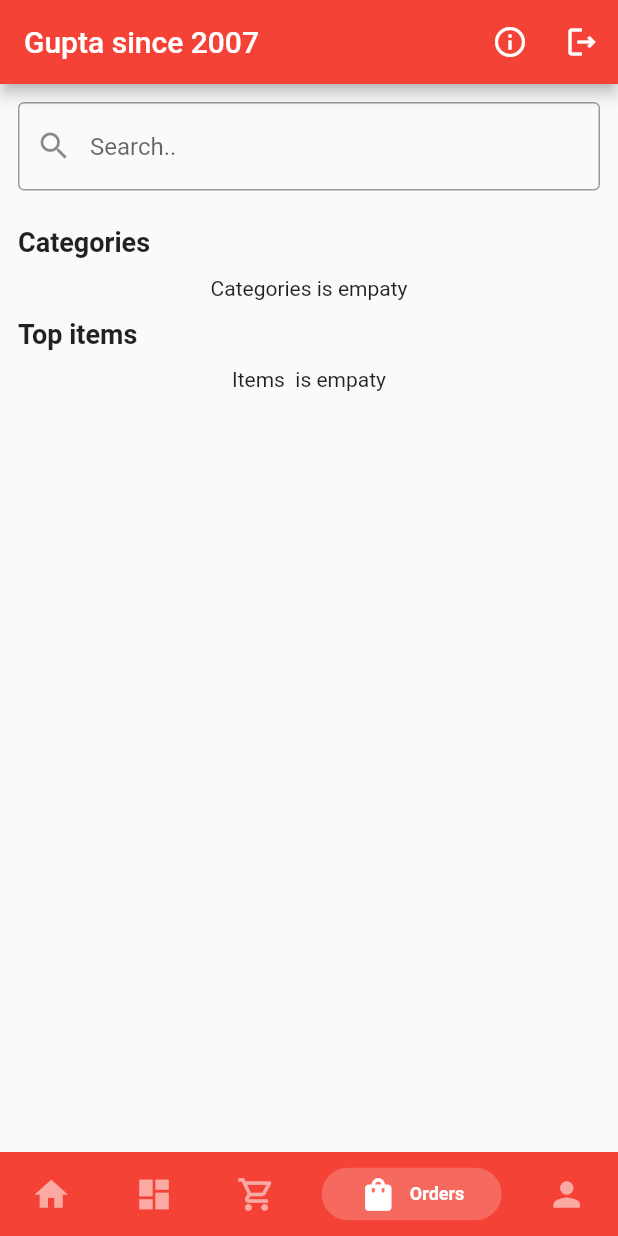
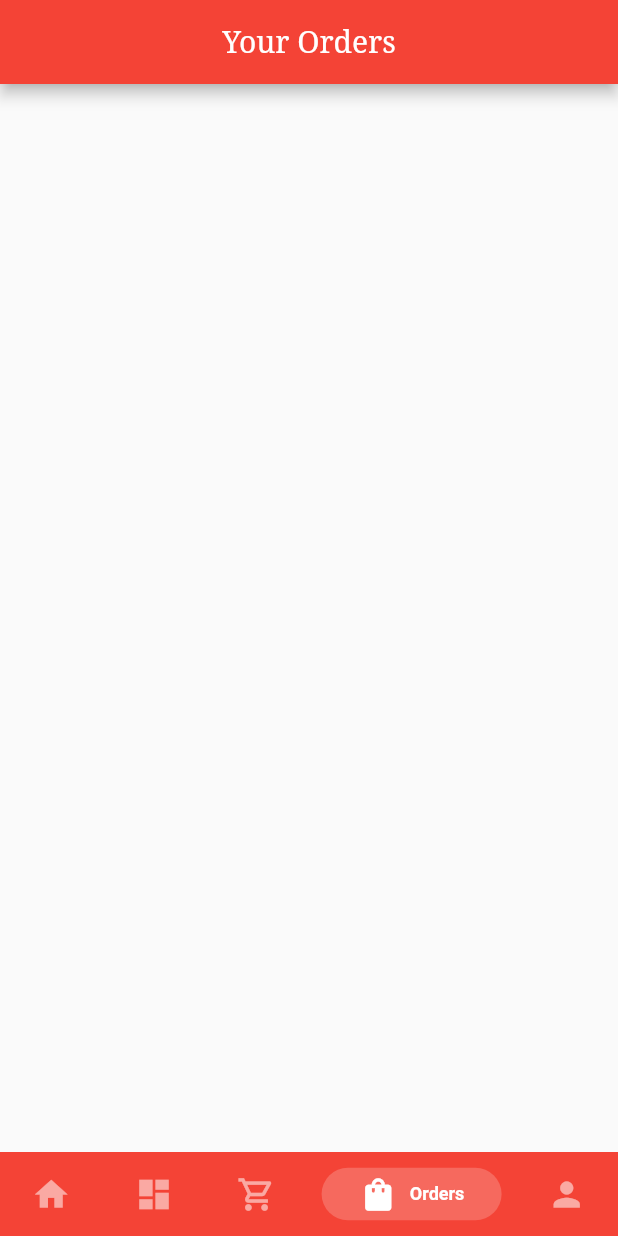
Before and after one commit to Guptashubham789/Flutter-Food-App, a Flutter app: the CustomBottomBar screen opened directly, item 4 of the bottom bar chosen, on a phone screen of 412 x 824 dp. Run offline on Flutter 3.47's test engine with Material 2 defaults, Android fonts, the phone set to English and light mode, and no system bars; drawn by our look-alikes of persistent_bottom_nav_bar; our stand-ins replace cloud_firestore, firebase_auth, firebase_core, firebase_storage, fluttertoast, image_picker; accounts and stored records are empty; network calls fail.

Commit message:
first commit

```diff
--- a/lib/user/custom_bottom_bar/custom_bottom_bar.dart
+++ b/lib/user/custom_bottom_bar/custom_bottom_bar.dart
@@ -6,6 +6,7 @@ import 'package:ssg_demo1/user/cart_screen/cart_screen.dart';
 import 'package:ssg_demo1/user/favorite_screen/favorite_screen.dart';
 import 'package:ssg_demo1/user/home_screen.dart';
 import 'package:flutter/material.dart';
+import 'package:ssg_demo1/user/order_screen/order_screen.dart';
 
 class CustomBottomBar extends StatefulWidget {
   const CustomBottomBar({final Key? key,})
@@ -26,7 +27,7 @@ class _CustomBottomBarState extends State<CustomBottomBar> {
     const HomeScreen(),
     const CategoryScreen(),
     const CartScreen(),
-    const HomeScreen(),
+    const OrderScreen(),
     const ProfileScreen(),
 
 
--- a/lib/user/edit_profile/edit_profile_screen.dart
+++ b/lib/user/edit_profile/edit_profile_screen.dart
@@ -35,10 +35,8 @@ class _EditProfileState extends State<EditProfile> {
     AppProvider appProvider=Provider.of<AppProvider>(context,);
     return Scaffold(
       appBar: AppBar(
-
         backgroundColor: Colors.red,
         title: Text("Edit Profile",style: TextStyle(color: Colors.white,fontFamily: 'serif'),),
-
       ),
       body: ListView(
         children: [
--- a/lib/user/order_screen/order_screen.dart
+++ b/lib/user/order_screen/order_screen.dart
@@ -0,0 +1,21 @@
+import 'package:flutter/material.dart';
+class OrderScreen extends StatefulWidget {
+  const OrderScreen({super.key});
+
+  @override
+  State<OrderScreen> createState() => _OrderScreenState();
+}
+
+class _OrderScreenState extends State<OrderScreen> {
+  @override
+  Widget build(BuildContext context) {
+    return Scaffold(
+      appBar: AppBar(
+        automaticallyImplyLeading: false,
+
+        backgroundColor: Colors.red,
+        title: Center(child: Text("Your Orders",style: TextStyle(color: Colors.white,fontFamily: 'serif'),)),
+      ),
+    );
+  }
+}
```
Also changed, not shown: lib/user/buy_product_screen/buy_product.dart (added, +14 -0 lines).
